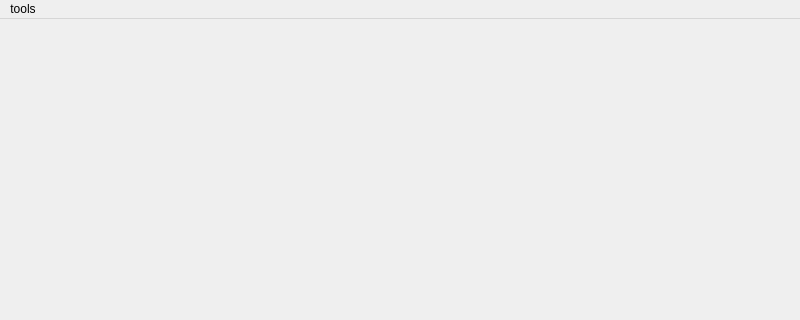
First picture: the form in 102/gui/mainWindow.ui, repository Monte42/PyQt, before the edit; both pictures show x 0 to 800 and y 0 to 320 of the 800 by 500 pixel window.
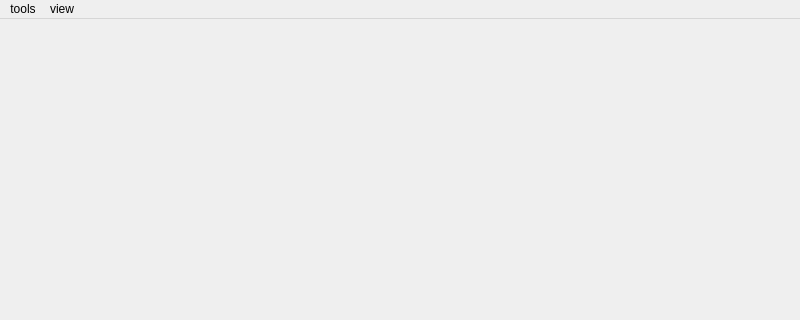
Second picture: the form after the edit.

Commit message: 102 menu - reset app,change font family/size

```diff
--- a/102/gui/mainWindow.ui
+++ b/102/gui/mainWindow.ui
@@ -70,7 +70,14 @@
     <addaction name="menuChoose_Font"/>
     <addaction name="menuFont_Size"/>
    </widget>
+   <widget class="QMenu" name="menuview">
+    <property name="title">
+     <string>view</string>
+    </property>
+    <addaction name="showSideMenu"/>
+   </widget>
    <addaction name="menutools"/>
+   <addaction name="menuview"/>
   </widget>
   <widget class="QStatusBar" name="statusbar"/>
   <action name="clearWorkSpace">
```
Left out of the diff: 80 changed lines with no effect on the pictures. The commit also changes 3 other files.
